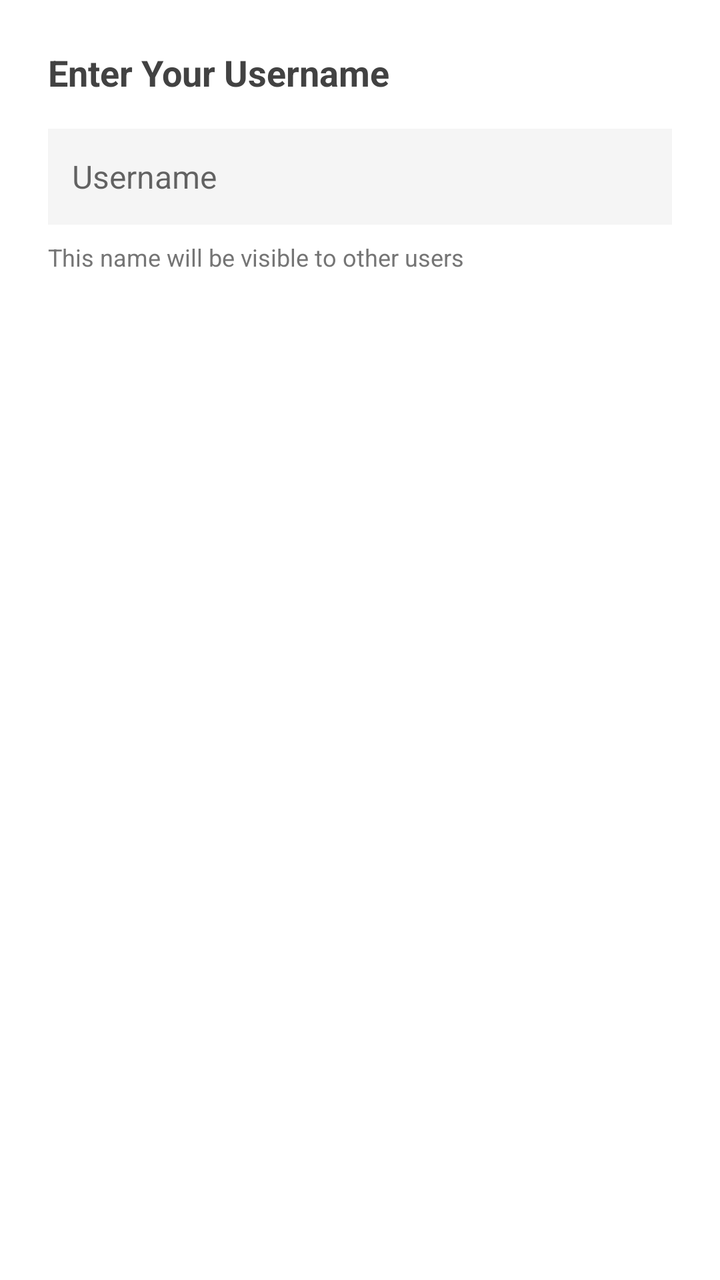
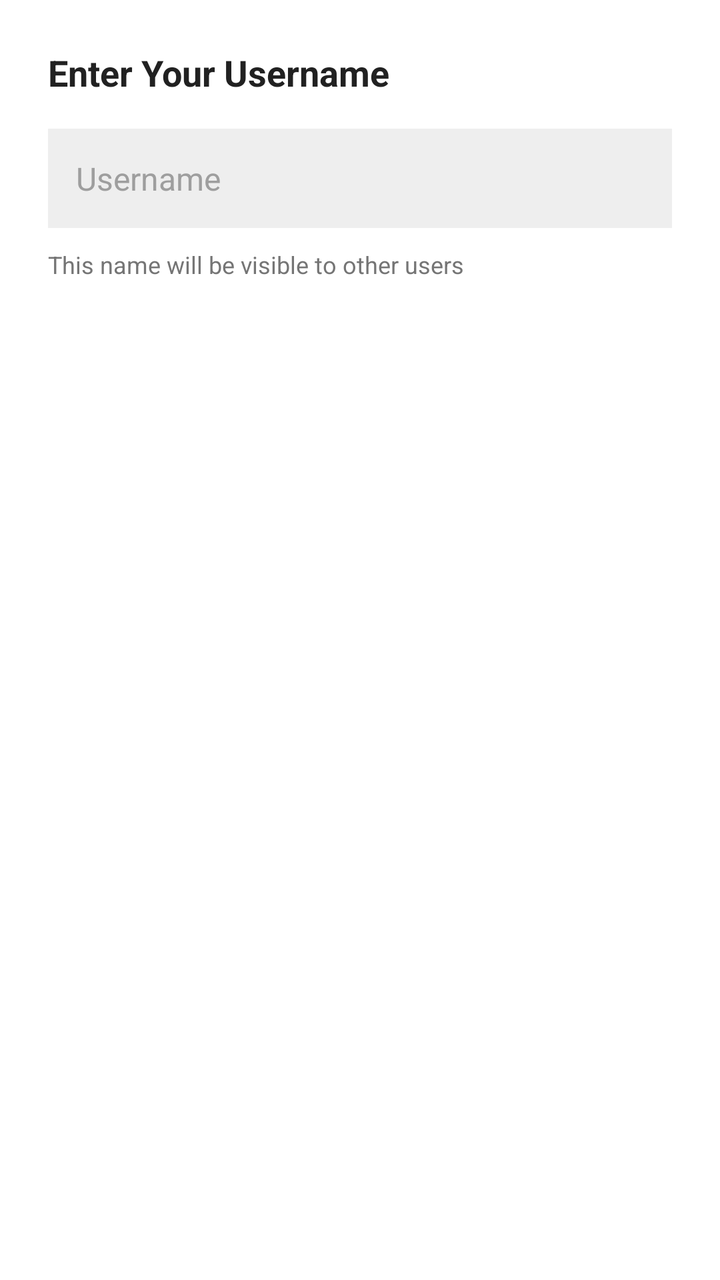

Before-and-after screenshots of an Android layout around one commit, followed by the original layout XML and the change that was made.
<!-- AndroidManifest.xml: application theme Theme.P2PChat -->
<!-- res/layout/dialog_username.xml -->
<?xml version="1.0" encoding="utf-8"?>
<LinearLayout xmlns:android="http://schemas.android.com/apk/res/android"
    android:layout_width="match_parent"
    android:layout_height="wrap_content"
    android:orientation="vertical"
    android:padding="24dp"
    android:background="@android:color/white">

    <TextView
        android:layout_width="wrap_content"
        android:layout_height="wrap_content"
        android:text="Enter Your Username"
        android:textSize="18sp"
        android:textStyle="bold"
        android:textColor="#424242"
        android:layout_marginBottom="16dp" />

    <EditText
        android:id="@+id/username_input"
        android:layout_width="match_parent"
        android:layout_height="wrap_content"
        android:hint="Username"
        android:inputType="textPersonName"
        android:padding="12dp"
        android:background="#F5F5F5"
        android:textSize="16sp"
        android:minHeight="48dp"
        android:maxLength="20" />

    <TextView
        android:layout_width="wrap_content"
        android:layout_height="wrap_content"
        android:text="This name will be visible to other users"
        android:textSize="12sp"
        android:textColor="#757575"
        android:layout_marginTop="8dp" />

</LinearLayout>
<!-- resources referenced by this layout -->
<resources>
  <style name="Theme.P2PChat" parent="Theme.MaterialComponents.DayNight.DarkActionBar">
          
          <item name="colorPrimary">@color/purple_500</item>
          <item name="colorPrimaryVariant">@color/purple_700</item>
          <item name="colorOnPrimary">@color/white</item>
          
          <item name="colorSecondary">@color/teal_200</item>
          <item name="colorSecondaryVariant">@color/teal_700</item>
          <item name="colorOnSecondary">@color/black</item>
          
          <item name="android:statusBarColor" tools:targetApi="l">?attr/colorPrimaryVariant</item>
          
      </style>
  <color name="purple_500">#FF6200EE</color>
  <color name="purple_700">#FF3700B3</color>
  <color name="white">#FFFFFFFF</color>
  <color name="teal_200">#FF03DAC5</color>
  <color name="teal_700">#FF018786</color>
  <color name="black">#FF000000</color>
</resources>

<!-- the commit's change to res/layout/dialog_username.xml (unified diff, before → after) -->
@@ -12,7 +12,7 @@
         android:text="Enter Your Username"
         android:textSize="18sp"
         android:textStyle="bold"
-        android:textColor="#424242"
+        android:textColor="#212121"
         android:layout_marginBottom="16dp" />
 
     <EditText
@@ -21,9 +21,12 @@
         android:layout_height="wrap_content"
         android:hint="Username"
         android:inputType="textPersonName"
-        android:padding="12dp"
-        android:background="#F5F5F5"
+        android:padding="14dp"
+        android:background="#EEEEEE"
+        android:textColor="#212121"
+        android:textColorHint="#9E9E9E"
         android:textSize="16sp"
+        android:textCursorDrawable="@null"
         android:minHeight="48dp"
         android:maxLength="20" />
 
@@ -33,6 +36,6 @@
         android:text="This name will be visible to other users"
         android:textSize="12sp"
         android:textColor="#757575"
-        android:layout_marginTop="8dp" />
+        android:layout_marginTop="10dp" />
 
 </LinearLayout>
<!-- resource entries referenced after the edit -->
@@ -1,6 +1,6 @@
 <!-- resources referenced by this layout -->
 <resources>
-  <style name="Theme.P2PChat" parent="Theme.MaterialComponents.DayNight.DarkActionBar">
+  <style name="Theme.P2PChat" parent="Theme.MaterialComponents.Light.DarkActionBar">
           
           <item name="colorPrimary">@color/purple_500</item>
           <item name="colorPrimaryVariant">@color/purple_700</item>
